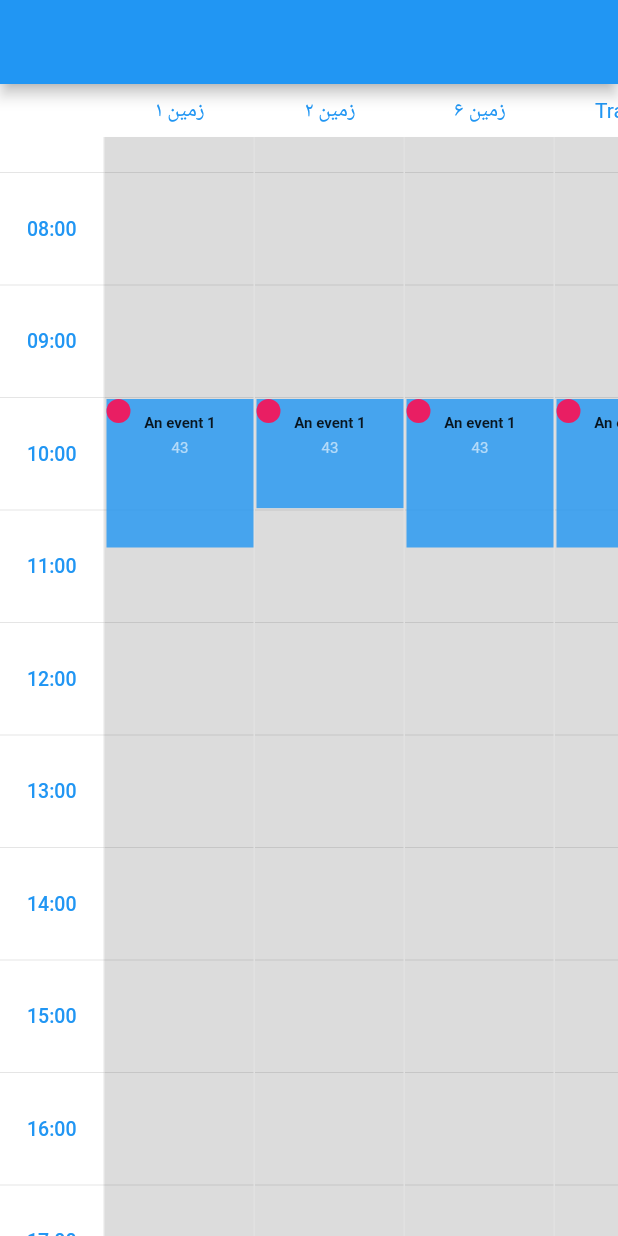
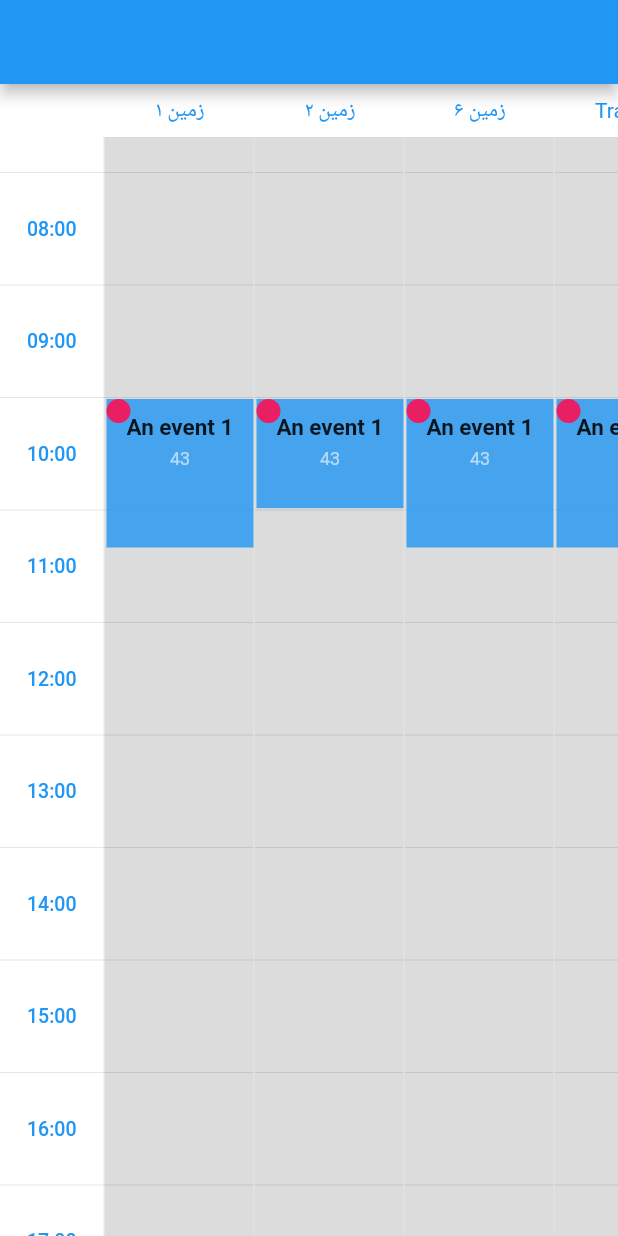
Before and after one commit to yamarkz/flutter_timetable_view, a Flutter app: the screen it shows after launch, scrolled down 576 dp, on a phone screen of 412 x 824 dp. Run offline on Flutter 3.47's test engine with Material 2 defaults, Android fonts, the phone set to English and light mode, and no system bars.

Commit message:
change font

```diff
--- a/lib/src/utils/utils.dart
+++ b/lib/src/utils/utils.dart
@@ -72,12 +72,12 @@ class Utils {
       children: [
         Text(
           event.title,
-          style: TextStyle(fontWeight: FontWeight.bold,fontSize: 10),
+          style: TextStyle(fontWeight: FontWeight.bold,fontSize: 15),
         ),
         SizedBox(height: 5,),
         Text(
           event.price,
-          style: TextStyle(color: Colors.white60,fontSize: 10),
+          style: TextStyle(color: Colors.white60,fontSize: 12),
         ),
       ],
     );
```
